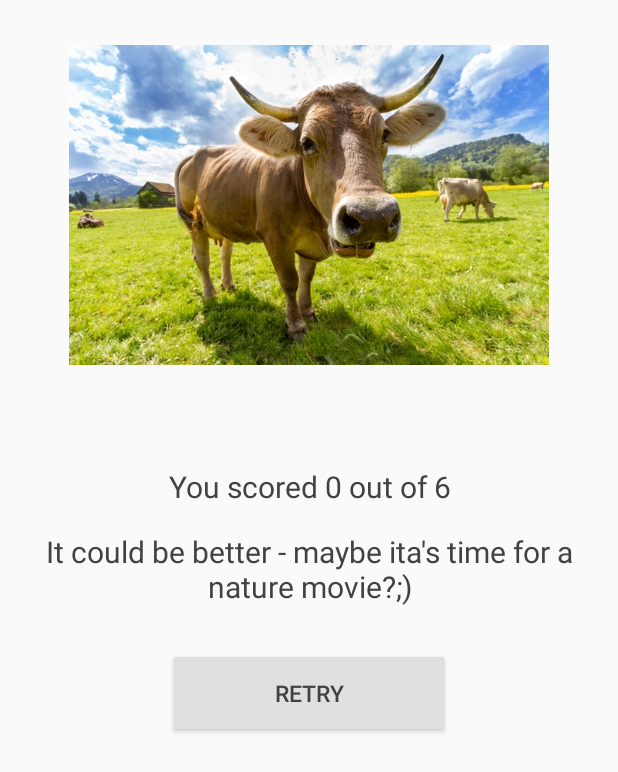
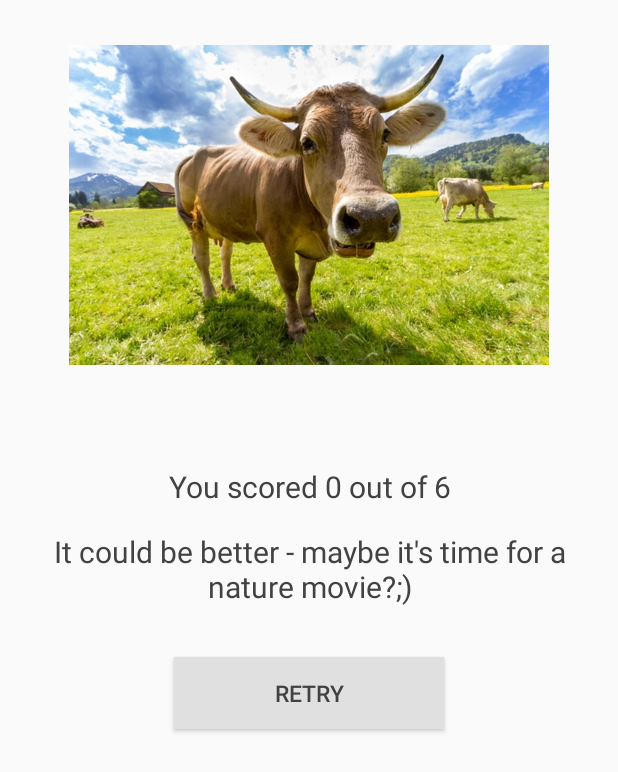
Before and after one commit to Batmanistka/quizudacity, an Android app: the EndQuiz screen opened directly, with no data from a screen before it, on a phone screen of 412 x 824 dp. Shown: the top 772 px of the screen. Run offline under Robolectric (Android 15) with nearby library versions, the phone set to English and light mode, and no system bars; 1 statement that could not run was skipped.

Commit message:
update strings

```diff
--- a/app/src/main/res/values/strings.xml
+++ b/app/src/main/res/values/strings.xml
@@ -36,7 +36,7 @@
     <string name="toast_two">Keep going</string>
     <string name="result6p">The world of animals has no secrets from you!</string>
     <string name="result5p">Not much can surprise you in the animal world</string>
-    <string name="result4p3p">Not bad, ita\'s easy to see that you like animals</string>
-    <string name="result2p1p">It could be better - maybe ita\'s time for a nature movie?;)</string>
+    <string name="result4p3p">Not bad, it\'s easy to see that you like animals</string>
+    <string name="result2p1p">It could be better - maybe it\'s time for a nature movie?;)</string>
 
 </resources>
```
